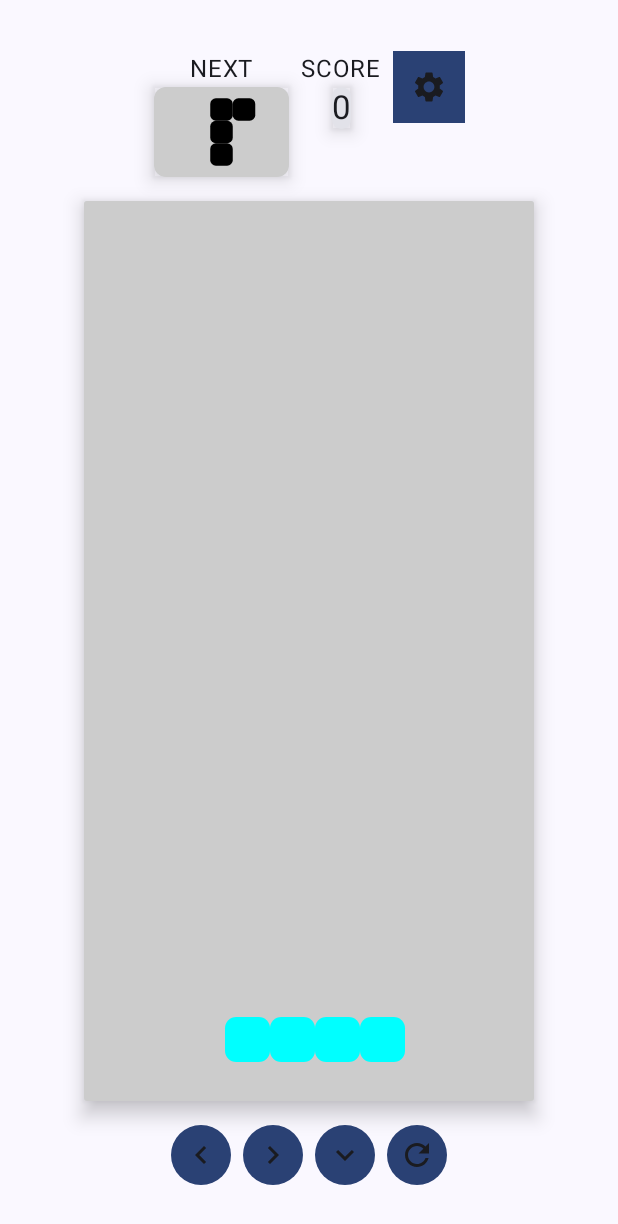
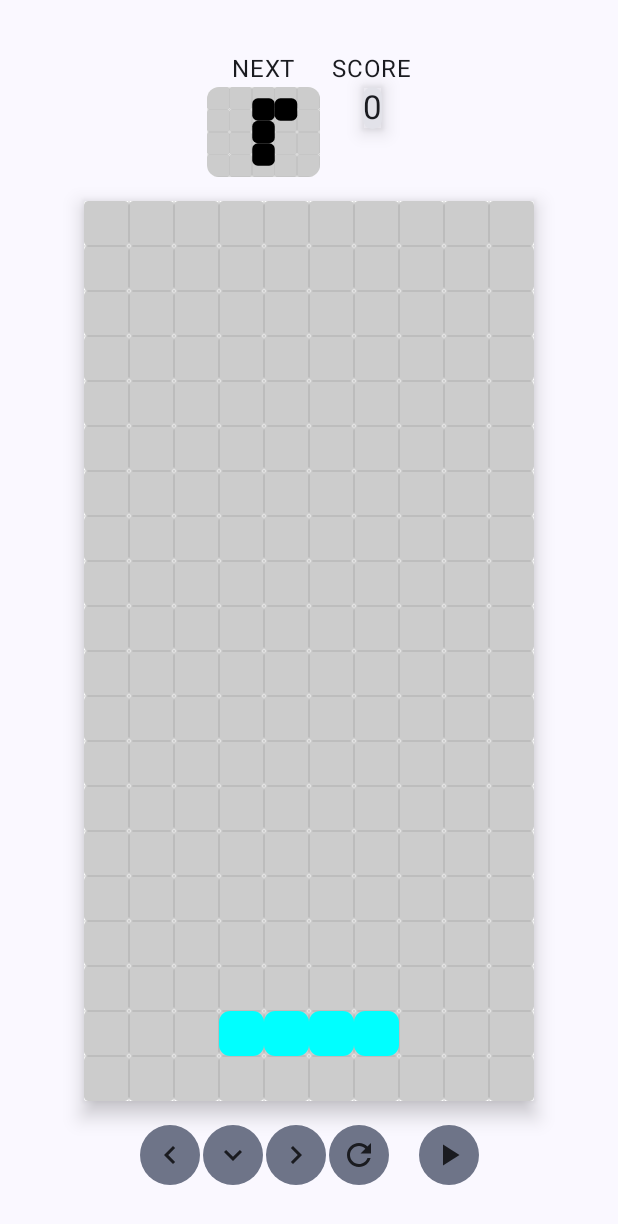
Before and after one commit to Kmykhail/AndroidStudioProjects, an Android app built with Jetpack Compose: the screen it shows after launch (MainActivity), on a phone screen of 412 x 824 dp. Shown: the top 1224 px of the screen. Run offline under Robolectric (Android 15) with nearby library versions, the phone set to English and light mode, and no system bars.

Commit message:
visual update

```diff
--- a/Tetris/app/build.gradle.kts
+++ b/Tetris/app/build.gradle.kts
@@ -61,6 +61,8 @@ dependencies {
     implementation(libs.androidx.material3)
     implementation("androidx.lifecycle:lifecycle-viewmodel-compose:2.5.1")
     implementation("androidx.activity:activity-compose:1.5.1")
+    implementation("androidx.compose.material:material-icons-core:1.4.3")
+    implementation("androidx.compose.material:material-icons-extended:1.4.3")
     testImplementation(libs.junit)
     androidTestImplementation(libs.androidx.junit)
     androidTestImplementation(libs.androidx.espresso.core)
--- a/Tetris/app/src/main/java/com/example/tetris/model/Tetromino.kt
+++ b/Tetris/app/src/main/java/com/example/tetris/model/Tetromino.kt
@@ -2,7 +2,7 @@ package com.example.tetris.model
 
 import android.util.Log
 import androidx.compose.ui.graphics.Color
-import com.example.tetris.BOARD_WIDTH
+import com.example.tetris.ui.BOARD_WIDTH
 
 typealias Matrix = Array<IntArray>
 data class Tetromino(
--- /dev/null
+++ b/Tetris/app/src/main/java/com/example/tetris/ui/ControlButton.kt
@@ -0,0 +1,96 @@
+package com.example.tetris.ui
+
+import androidx.compose.foundation.background
+import androidx.compose.foundation.layout.Arrangement
+import androidx.compose.foundation.layout.Column
+import androidx.compose.foundation.layout.Row
+import androidx.compose.foundation.layout.Spacer
+import androidx.compose.foundation.layout.padding
+import androidx.compose.foundation.layout.size
+import androidx.compose.foundation.layout.width
+import androidx.compose.foundation.shape.CircleShape
+import androidx.compose.material.icons.Icons
+import androidx.compose.material.icons.filled.KeyboardArrowDown
+import androidx.compose.material.icons.filled.KeyboardArrowLeft
+import androidx.compose.material.icons.filled.KeyboardArrowRight
+import androidx.compose.material.icons.filled.Refresh
+import androidx.compose.material3.Icon
+import androidx.compose.material3.IconButton
+import androidx.compose.material3.MaterialTheme
+import androidx.compose.runtime.Composable
+import androidx.compose.ui.Alignment
+import androidx.compose.ui.Modifier
+import androidx.compose.ui.draw.clip
+import androidx.compose.ui.graphics.vector.ImageVector
+import androidx.compose.ui.unit.dp
+import androidx.compose.material.icons.filled.Pause
+import androidx.compose.material.icons.filled.PlayArrow
+
+@Composable
+fun ControlButtons(
+    isGameRunning: Boolean,
+    viewModel: TetrisViewModel,
+) {
+    Row(
+
+        verticalAlignment = Alignment.CenterVertically
+    ) {
+        Column(
+            horizontalAlignment = Alignment.CenterHorizontally,
+            verticalArrangement = Arrangement.Center,
+        ) {
+            Row {
+                IconHandler(
+                    imageVector = Icons.Default.KeyboardArrowLeft,
+                    descriptor = "Left arrow",
+                    onButtonClick = { viewModel.moveTetromino(-1, 0) }
+                )
+                Spacer(modifier = Modifier.width(2.dp))
+                IconHandler(
+                    imageVector = Icons.Default.KeyboardArrowDown,
+                    descriptor = "Down arrow",
+                    onButtonClick = { viewModel.moveTetromino(0, 1) }
+                )
+                Spacer(modifier = Modifier.width(2.dp))
+                IconHandler(
+                    imageVector = Icons.Default.KeyboardArrowRight,
+                    descriptor = "Right arrow",
+                    onButtonClick = { viewModel.moveTetromino(1, 0) }
+                )
+                Spacer(modifier = Modifier.width(2.dp))
+                IconHandler(
+                    imageVector = Icons.Default.Refresh,
+                    descriptor = "Rotate",
+                    onButtonClick = { viewModel.rotateTetromino() },
+                )
+            }
+        }
+        Spacer(modifier = Modifier.width(20.dp))
+        IconHandler(
+            imageVector = if (isGameRunning) Icons.Filled.PlayArrow else Icons.Filled.Pause,
+            descriptor = "Rotate",
+            onButtonClick = { viewModel.toggleGameRunning() },
+        )
+    }
+}
+
+@Composable
+fun IconHandler(
+    imageVector: ImageVector,
+    descriptor: String,
+    onButtonClick: () -> Unit,
+    modifier: Modifier = Modifier
+        .clip(CircleShape)
+        .background(MaterialTheme.colorScheme.secondaryContainer)
+        .size(40.dp)
+) {
+    IconButton(
+        onClick = onButtonClick,
+        modifier = modifier
+    ) {
+        Icon(
+            imageVector = imageVector,
+            contentDescription = descriptor,
+        )
+    }
+}
--- /dev/null
+++ b/Tetris/app/src/main/java/com/example/tetris/ui/GameBoardComposable.kt
@@ -0,0 +1,80 @@
+package com.example.tetris.ui
+
+import androidx.compose.foundation.Canvas
+import androidx.compose.foundation.background
+import androidx.compose.foundation.layout.size
+import androidx.compose.runtime.Composable
+import androidx.compose.ui.Modifier
+import androidx.compose.ui.geometry.CornerRadius
+import androidx.compose.ui.geometry.Offset
+import androidx.compose.ui.geometry.Size
+import androidx.compose.ui.graphics.Color
+import androidx.compose.ui.unit.Dp
+import androidx.compose.ui.unit.dp
+import com.example.tetris.model.GameBoard
+import com.example.tetris.model.Tetromino
+
+@Composable
+fun GameBoardComposable(
+    gameBoard: GameBoard,
+    tetromino: Tetromino,
+    cellSize: Dp = CELL_SIZE_DP,
+    padding: Dp = 4.dp
+) {
+    // Draw the game board
+    Canvas(modifier = Modifier
+        .size(cellSize * gameBoard.width, cellSize * gameBoard.height)
+        .background(Color.White)
+    ) {
+        val cornerRadius = cellSize.toPx() / 4
+        val gridLineColor = Color.Gray.copy(alpha = 0.3f)
+
+        gameBoard.cells.forEachIndexed { rowIndex, rows ->
+            rows.forEachIndexed { columnIndex, cell ->
+                drawRoundRect(
+                    color = cell ?: Color.LightGray,
+                    topLeft = Offset(
+                        x = columnIndex * cellSize.toPx() ,
+                        y = rowIndex * cellSize.toPx()
+                    ),
+                    size = Size(cellSize.toPx(), cellSize.toPx()),
+                    cornerRadius = CornerRadius(cellSize.toPx() / 10, cellSize.toPx() / 10)
+                )
+            }
+        }
+
+        // Draw grid lines
+        for (i in 1 until gameBoard.width) {
+            drawLine(
+                color = gridLineColor,
+                start = Offset(x = i * cellSize.toPx(), y = 0f),
+                end = Offset(x = i * cellSize.toPx(), y = size.height),
+                strokeWidth = 1.dp.toPx()
+            )
+        }
+        for (i in 1 until gameBoard.height) {
+            drawLine(
+                color = gridLineColor,
+                start = Offset(x = 0f, y = i * cellSize.toPx()),
+                end = Offset(x = size.width, y = i * cellSize.toPx()),
+                strokeWidth = 1.dp.toPx()
+            )
+        }
+
+        tetromino.shape.forEachIndexed { rowIndex, rows ->
+            rows.forEachIndexed { columnIndex, cell ->
+                if (cell == 1) {
+                    drawRoundRect(
+                        color = tetromino.color,
+                        topLeft = Offset(
+                            x = (tetromino.xPos + columnIndex) * cellSize.toPx(),
+                            y = (tetromino.yPos + rowIndex) * cellSize.toPx()
+                        ),
+                        size = Size(cellSize.toPx(), cellSize.toPx()),
+                        cornerRadius = CornerRadius(cornerRadius, cornerRadius)
+                    )
+                }
+            }
+        }
+    }
+}
--- /dev/null
+++ b/Tetris/app/src/main/java/com/example/tetris/ui/NextTetromino.kt
@@ -0,0 +1,89 @@
+package com.example.tetris.ui
+
+import androidx.compose.foundation.Canvas
+import androidx.compose.foundation.background
+import androidx.compose.foundation.layout.size
+import androidx.compose.runtime.Composable
+import androidx.compose.ui.Modifier
+import androidx.compose.ui.geometry.CornerRadius
+import androidx.compose.ui.geometry.Offset
+import androidx.compose.ui.geometry.Size
+import androidx.compose.ui.graphics.Color
+import androidx.compose.ui.platform.LocalDensity
+import androidx.compose.ui.unit.Dp
+import androidx.compose.ui.unit.dp
+import com.example.tetris.model.GameBoard
+import com.example.tetris.model.Tetromino
+
+@Composable
+fun NextTetromino(
+    gameBoard: GameBoard,
+    nextTetromino: Tetromino,
+    cellSize: Dp = 15.dp
+) {
+    val cellSizePx = with(LocalDensity.current) { cellSize.toPx() }
+    val cornerRadius = cellSizePx / 4
+
+    Canvas(modifier = Modifier
+        .size(cellSize * 5, cellSize * 4)
+        .background(Color.White)
+    ) {
+        val canvasPxSize = Pair(size.width, size.height)
+
+        val tetrominoWidth = nextTetromino.shape[0].size
+        val tetrominoHeight = nextTetromino.shape.size
+
+        val startXOffset = (canvasPxSize.first - (tetrominoWidth * cellSizePx)) / 2
+        val startYOffset = (canvasPxSize.second - (tetrominoHeight * cellSizePx)) / 2
+
+        val gridLineColor = Color.Gray.copy(alpha = 0.3f)
+
+        gameBoard.cells.forEachIndexed { rowIndex, rows ->
+            rows.forEachIndexed { columnIndex, cell ->
+                drawRoundRect(
+                    color = cell ?: Color.LightGray,
+                    topLeft = Offset(
+                        x = columnIndex * cellSize.toPx() ,
+                        y = rowIndex * cellSize.toPx()
+                    ),
+                    size = Size(cellSize.toPx(), cellSize.toPx()),
+                    cornerRadius = CornerRadius(cellSize.toPx() / 10, cellSize.toPx() / 10)
+                )
+            }
+        }
+
+        // Draw grid lines
+        for (i in 1 until gameBoard.width) {
+            drawLine(
+                color = gridLineColor,
+                start = Offset(x = i * cellSize.toPx(), y = 0f),
+                end = Offset(x = i * cellSize.toPx(), y = size.height),
+                strokeWidth = 0.5.dp.toPx()
+            )
+        }
+        for (i in 1 until gameBoard.height) {
+            drawLine(
+                color = gridLineColor,
+                start = Offset(x = 0f, y = i * cellSize.toPx()),
+                end = Offset(x = size.width, y = i * cellSize.toPx()),
+                strokeWidth = 0.5.dp.toPx()
+            )
+        }
+
+        nextTetromino.shape.forEachIndexed { rowIndex, rows ->
+            rows.forEachIndexed { columnIndex, cell ->
+                if (cell == 1) {
+                    drawRoundRect(
+                        color = nextTetromino.color,
+                        topLeft = Offset(
+                            x = startXOffset + columnIndex * cellSizePx,
+                            y = startYOffset + rowIndex * cellSizePx
+                        ),
+                        size = Size(cellSizePx, cellSizePx),
+                        cornerRadius = CornerRadius(cornerRadius, cornerRadius)
+                    )
+                }
+            }
+        }
+    }
+}
--- a/Tetris/app/src/main/java/com/example/tetris/ui/TetrisGameScreen.kt
+++ b/Tetris/app/src/main/java/com/example/tetris/ui/TetrisGameScreen.kt
@@ -1,10 +1,8 @@
 package com.example.tetris.ui
 
-import android.util.Log
 import androidx.compose.foundation.Canvas
 import androidx.compose.foundation.background
 import androidx.compose.foundation.layout.Arrangement
-import androidx.compose.foundation.layout.Box
 import androidx.compose.foundation.layout.Column
 import androidx.compose.foundation.layout.Row
 import androidx.compose.foundation.layout.Spacer
@@ -26,8 +24,6 @@ import androidx.compose.material3.Icon
 import androidx.compose.material3.IconButton
 import androidx.compose.material3.MaterialTheme
 import androidx.compose.material3.Text
-import androidx.compose.material3.TextField
-import com.example.tetris.TetrisViewModel
 import androidx.compose.runtime.Composable
 import androidx.compose.runtime.collectAsState
 import androidx.compose.runtime.getValue
@@ -44,7 +40,6 @@ import androidx.compose.ui.tooling.preview.Preview
 import androidx.compose.ui.unit.Dp
 import androidx.compose.ui.unit.dp
 import androidx.lifecycle.viewmodel.compose.viewModel
-import com.example.tetris.CELL_SIZE_DP
 import com.example.tetris.model.GameBoard
 import com.example.tetris.model.Tetromino
 
@@ -52,6 +47,7 @@ import com.example.tetris.model.Tetromino
 fun TetrisGameScreen(
     viewModel: TetrisViewModel = viewModel()
 ) {
+    val isGameRunning by viewModel.isGameRunning.collectAsState()
     val uiState by viewModel.uiState.collectAsState()
 
     Column(
@@ -70,9 +66,11 @@ fun TetrisGameScreen(
                 Card(
                     shape = RoundedCornerShape(8.dp),
                     modifier = Modifier
-                        .shadow(elevation = 8.dp)
                 ) {
-                    NextTetromino(nextTetromino = uiState.nextTetromino)
+                    NextTetromino(
+                        gameBoard = uiState.gameBoard,
+                        nextTetromino = uiState.nextTetromino
+                    )
                 }
             }
             Spacer(modifier = Modifier.width(8.dp))
@@ -91,17 +89,6 @@ fun TetrisGameScreen(
                     )
                 }
             }
-            Spacer(modifier = Modifier.width(8.dp))
-            IconButton(
-                onClick = {viewModel.toggleGameRunning()},
-                modifier = Modifier.background(MaterialTheme.colorScheme.primary)
-            ) {
-                Icon(
-                    imageVector = Icons.Default.Settings,
-                    contentDescription = null,
-                    tint = MaterialTheme.colorScheme.onSurface
-                )
-            }
         }
         Spacer(modifier = Modifier.height(16.dp))
         Card(
@@ -116,158 +103,14 @@ fun TetrisGameScreen(
         }
         Spacer(modifier = Modifier.height(16.dp))
         ControlButtons(
+            isGameRunning = isGameRunning,
             viewModel = viewModel,
         )
     }
 }
 
 @Composable
-fun GameBoardComposable(gameBoard: GameBoard, tetromino: Tetromino, cellSize: Dp = CELL_SIZE_DP, padding: Dp = 4.dp) {
-    // Draw the game board
-    Canvas(modifier = Modifier
-        .size(cellSize * gameBoard.width, cellSize * gameBoard.height)
-        .background(Color.LightGray)
-        .padding(4.dp)
-    ) {
-        val cornerRadius = cellSize.toPx() / 4
-
-        gameBoard.cells.forEachIndexed { rowIndex, rows ->
-            rows.forEachIndexed { columnIndex, cell ->
-                if (cell != null) {
-                    drawRoundRect(
-                        color = cell,
-                        topLeft = Offset(
-                            x = columnIndex * cellSize.toPx() ,
-                            y = rowIndex * cellSize.toPx()
-                        ),
-                        size = Size(cellSize.toPx() - padding.toPx(), cellSize.toPx() - padding.toPx()),
-                        cornerRadius = CornerRadius(cornerRadius, cornerRadius)
-                    )
-                }
-            }
-        }
-
-        tetromino.shape.forEachIndexed { rowIndex, rows ->
-            rows.forEachIndexed { columnIndex, cell ->
-                if (cell == 1) {
-                    drawRoundRect(
-                        color = tetromino.color,
-                        topLeft = Offset(
-                            x = (tetromino.xPos + columnIndex) * cellSize.toPx(),
-                            y = (tetromino.yPos + rowIndex) * cellSize.toPx()
-                        ),
-                        size = Size(cellSize.toPx(), cellSize.toPx()),
-                        cornerRadius = CornerRadius(cornerRadius, cornerRadius)
-                    )
-                }
-            }
-        }
-    }
-}
-@Composable
-fun NextTetromino(nextTetromino: Tetromino, cellSize: Dp = 15.dp) {
-    val cellSizePx = with(LocalDensity.current) { cellSize.toPx() }
-    val cornerRadius = cellSizePx / 4
-
-    Canvas(modifier = Modifier
-        .size(cellSize * 6, cellSize * 4)
-        .background(Color.LightGray)
-        .padding(vertical = 2.dp)
-    ) {
-        val canvasPxSize = Pair(size.width, size.height)
-
-        val tetrominoWidth = nextTetromino.shape[0].size
-        val tetrominoHeight = nextTetromino.shape.size
-
-        val startXOffset = (canvasPxSize.first - (tetrominoWidth * cellSizePx)) / 2
-        val startYOffset = (canvasPxSize.second - (tetrominoHeight * cellSizePx)) / 2
-
-        nextTetromino.shape.forEachIndexed { rowIndex, rows ->
-            rows.forEachIndexed { columnIndex, cell ->
-                if (cell == 1) {
-                    drawRoundRect(
-                        color = nextTetromino.color,
-                        topLeft = Offset(
-                            x = startXOffset + columnIndex * cellSizePx,
-                            y = startYOffset + rowIndex * cellSizePx
-                        ),
-                        size = Size(cellSizePx, cellSizePx),
-                        cornerRadius = CornerRadius(cornerRadius, cornerRadius)
-                    )
-                }
-            }
-        }
-    }
-}
-
-@Composable
-fun ControlButtons(
-    viewModel: TetrisViewModel,
-    modifier: Modifier = Modifier
-) {
-    Row(
-        horizontalArrangement = Arrangement.SpaceBetween
-    ){
-        IconButton(
-            onClick = {viewModel.moveTetromino(-1, 0)},
-            modifier = Modifier
-                .clip(CircleShape)
-                .background(MaterialTheme.colorScheme.primary)
-                .size(40.dp)
-        ) {
-            Icon(
-                imageVector = Icons.Default.KeyboardArrowLeft,
-                contentDescription = "Left Arrow",
-                tint = MaterialTheme.colorScheme.onSurface
-            )
-        }
-        Spacer(modifier = Modifier.width(8.dp))
-        IconButton(
-            onClick = {viewModel.moveTetromino(1, 0)},
-            modifier = Modifier
-                .clip(CircleShape)
-                .background(MaterialTheme.colorScheme.primary)
-                .size(40.dp)
-        ) {
-            Icon(
-                imageVector = Icons.Default.KeyboardArrowRight,
-                contentDescription = "Right arrow",
-                tint = MaterialTheme.colorScheme.onSurface
-            )
-        }
-        Spacer(modifier = Modifier.width(8.dp))
-        IconButton(
-            onClick = {viewModel.moveTetromino(0, 1)},
-            modifier = Modifier
-                .clip(CircleShape)
-                .background(MaterialTheme.colorScheme.primary)
-                .size(40.dp)
-        ) {
-            Icon(
-                imageVector = Icons.Default.KeyboardArrowDown,
-                contentDescription = "Down arrow",
-                tint = MaterialTheme.colorScheme.onSurface
-            )
-        }
-        Spacer(modifier = Modifier.width(8.dp))
-        IconButton(
-            onClick = {viewModel.rotateTetromino()},
-            modifier = Modifier
-                .clip(CircleShape)
-                .background(MaterialTheme.colorScheme.primary)
-                .size(40.dp)
-        ) {
-            Icon(
-                imageVector = Icons.Default.Refresh,
-                contentDescription = "Rotate",
-                tint = MaterialTheme.colorScheme.onSurface
-            )
-        }
-    }
-}
-
-@Composable
 @Preview
-fun xxx() {
+fun TetrisGameScreenPreview() {
     TetrisGameScreen()
 }
--- a/Tetris/app/src/main/java/com/example/tetris/TetrisViewModel.kt
+++ b/Tetris/app/src/main/java/com/example/tetris/ui/TetrisViewModel.kt
@@ -1,4 +1,4 @@
-package com.example.tetris
+package com.example.tetris.ui
 
 import androidx.lifecycle.ViewModel
 import androidx.lifecycle.viewModelScope
@@ -128,6 +128,7 @@ class TetrisViewModel: ViewModel() {
 data class TetrisUiState(
     val gameBoard: GameBoard = GameBoard(BOARD_WIDTH, BOARD_HEIGHT),
     val currentTetromino: Tetromino = tetrominoShapes.random(),
+    val shadowTetromino: Tetromino = currentTetromino,
     val nextTetromino: Tetromino = tetrominoShapes.random(),
     val score: Int = 0
 )
```
